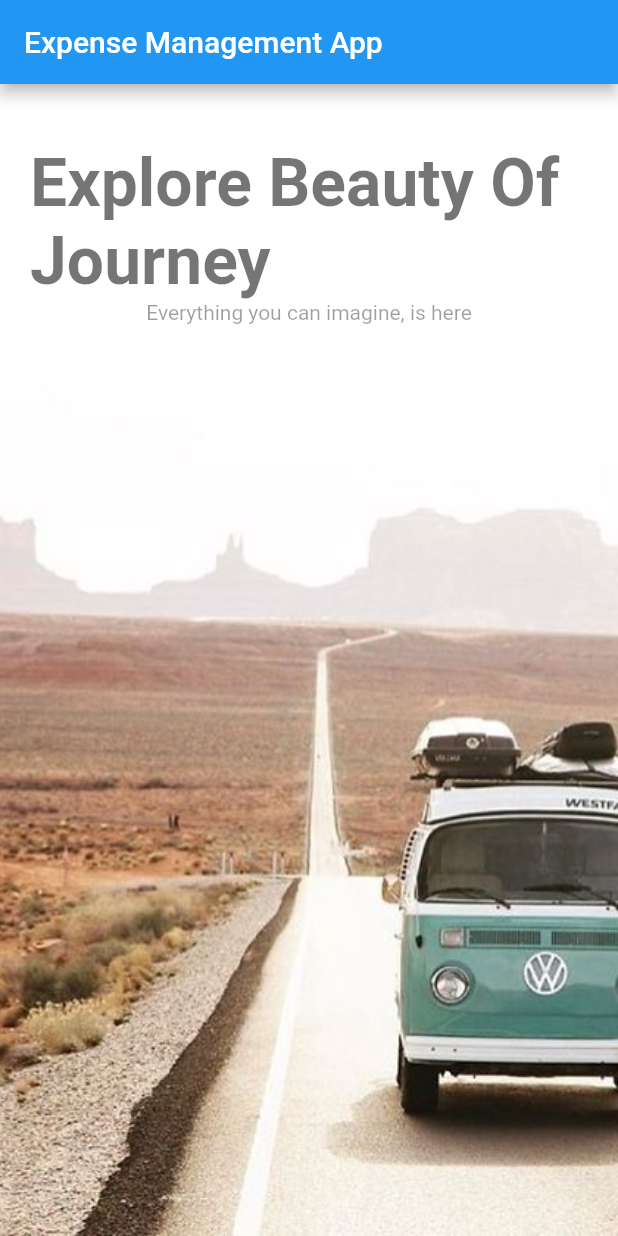
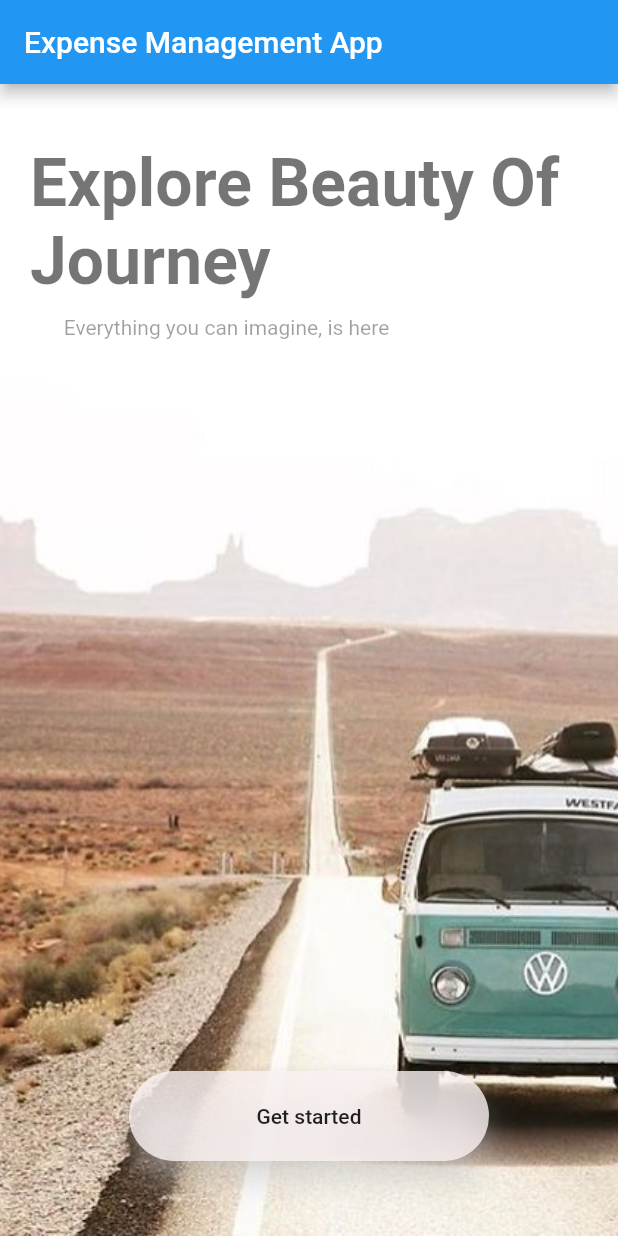
Before and after one commit to Yonkoulong/flutter_M_Expense, a Flutter app: the screen it shows after launch, on a phone screen of 412 x 824 dp. Run offline on Flutter 3.47's test engine with Material 2 defaults, Android fonts, the light colour scheme and no system bars.

Commit message:
split route and build layout for trip

```diff
--- a/lib/main.dart
+++ b/lib/main.dart
@@ -4,6 +4,7 @@ import 'package:flutter/material.dart';
 import 'package:flutter_m_expense/routes/route_names.dart';
 
 import 'package:flutter_m_expense/screens/home.dart';
+import 'package:flutter_m_expense/screens/trip/add_and_edit_trip.dart';
 import 'package:flutter_m_expense/screens/trip/trip_view.dart';
 
 void main() {
@@ -19,7 +20,8 @@ class MExpense extends StatelessWidget {
     return MaterialApp(
       routes: {
         RouteNames.Home: (context) => const Home(),
-        RouteNames.TripView: (context) => const TripView()
+        RouteNames.TripView: (context) => const TripView(),
+        RouteNames.AddAndEditTrip: (context) => const AddAndEditTrip(),
       },
       initialRoute: RouteNames.Home,
     );
--- a/lib/routes/route_names.dart
+++ b/lib/routes/route_names.dart
@@ -3,4 +3,5 @@
 class RouteNames {
   static const Home = "/home";
   static const TripView = "/trip_view";
+  static const AddAndEditTrip = "/add_and_edit_trip";
 }
--- a/lib/screens/home.dart
+++ b/lib/screens/home.dart
@@ -1,6 +1,8 @@
 // ignore_for_file: prefer_const_constructors, prefer_const_literals_to_create_immutables
 
 import 'package:flutter/material.dart';
+
+import '../routes/route_names.dart';
 
 class Home extends StatelessWidget {
   const Home({Key? key}) : super(key: key);
@@ -19,23 +21,47 @@ class Home extends StatelessWidget {
               ),
               padding: EdgeInsets.fromLTRB(20, 40, 20, 0),
               child: Column(
-              mainAxisAlignment: MainAxisAlignment.start,
+                mainAxisAlignment: MainAxisAlignment.spaceBetween,
+                children: <Widget>[
+                  Column(
                     children: <Widget>[
                       Text("Explore Beauty Of Journey",
                           style: TextStyle(
                               color: Colors.black54,
                               fontSize: 44.0,
                               fontWeight: FontWeight.bold)),
-                Text(
+                      Padding(
+                        padding: EdgeInsets.only(right: 110, top: 10),
+                        child: Text(
                           "Everything you can imagine, is here",
                           style: TextStyle(
                             color: Colors.black38,
                             fontSize: 14.0,
                           ),
-                )
+                        ),
+                      ),
                     ],
                   ),
-          )),
+                  Padding(
+                      padding: EdgeInsets.only(bottom: 50),
+                      child: ElevatedButton(
+                          style: ElevatedButton.styleFrom(
+                              backgroundColor: Color.fromARGB(31, 250, 242, 242)
+                                  .withOpacity(0.8),
+                              foregroundColor: Colors.black87,
+                              minimumSize: Size(240, 60),
+                              elevation: 8,
+                              shadowColor: Colors.white,
+                              // padding: EdgeInsets.symmetric(horizontal: 16),
+                              shape: RoundedRectangleBorder(
+                                  borderRadius:
+                                      BorderRadius.all(Radius.circular(100)))),
+                          onPressed: () {
+                            Navigator.pushNamed(context, RouteNames.TripView);
+                          },
+                          child: Text('Get started'))),
+                ],
+              ))),
     );
   }
 }
--- /dev/null
+++ b/lib/screens/trip/add_and_edit_trip.dart
@@ -0,0 +1,16 @@
+import 'package:flutter/material.dart';
+
+class AddAndEditTrip extends StatelessWidget {
+  const AddAndEditTrip({Key? key}) : super(key: key);
+
+  @override
+  Widget build(BuildContext context) {
+    return MaterialApp(
+      home: Scaffold(
+          appBar: AppBar(
+            title: const Text('Add Trip'),
+          ),
+          body: const Text("Adding a new Trip")),
+    );
+  }
+}
```
Also changed, not shown: lib/screens/trip/trip_view.dart (+10 -1 lines). Lines whose indentation alone changed are shown as unchanged.
